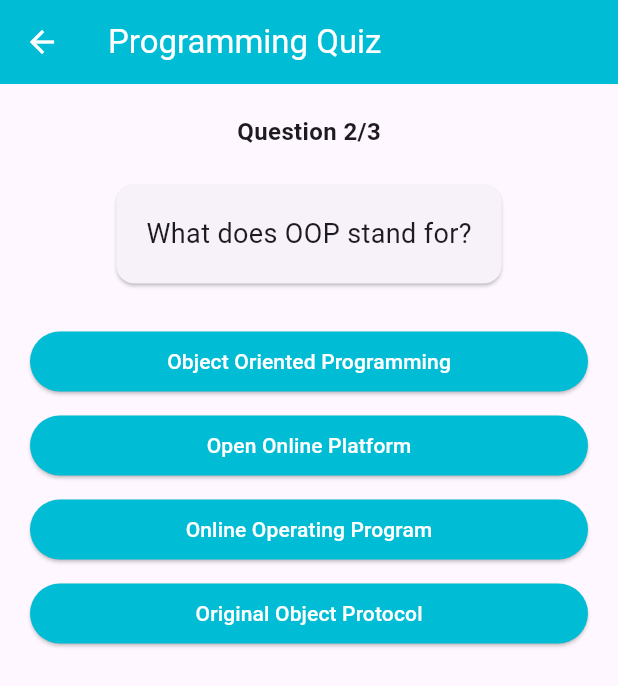
After one commit to Meghpatel2810/flutter_apps, a Flutter app: the ITQuizScreen screen opened directly, after a tap on "Java", after a tap on "Next", on a phone screen of 412 x 824 dp. The commit adds this screen. Shown: the top 686 px of the screen. Run offline on Flutter 3.47's test engine with Material 3 defaults, Android fonts, the phone set to English and light mode, and no system bars; our stand-ins replace flutter_tts.

Commit message:
All apps screen done

```diff
--- /dev/null
+++ b/lib/it_quiz_app/it_quiz_screen.dart
@@ -0,0 +1,120 @@
+// lib/it_quiz_app/it_quiz_screen.dart
+import 'package:flutter/material.dart';
+
+class ITQuizScreen extends StatefulWidget {
+  const ITQuizScreen({super.key});
+
+  @override
+  State<ITQuizScreen> createState() => _ITQuizScreenState();
+}
+
+class _ITQuizScreenState extends State<ITQuizScreen> {
+  int _currentIndex = 0;
+  int _score = 0;
+  bool _showResult = false;
+  String _selectedAnswer = '';
+
+  final List<Map<String, dynamic>> _questions = [
+    {'q': 'Which language is used for web development?', 'options': ['Java', 'JavaScript', 'C++', 'Python'], 'ans': 'JavaScript'},
+    {'q': 'What does OOP stand for?', 'options': ['Object Oriented Programming', 'Open Online Platform', 'Online Operating Program', 'Original Object Protocol'], 'ans': 'Object Oriented Programming'},
+    {'q': 'What does HTML stand for?', 'options': ['HyperText Markup Language', 'Home Tool Markup Language', 'Hyperlinks Text Mark Language', 'High Tech Modern Language'], 'ans': 'HyperText Markup Language'},
+  ];
+
+  void _selectAnswer(String answer) {
+    setState(() {
+      _selectedAnswer = answer;
+      _showResult = true;
+      if (answer == _questions[_currentIndex]['ans']) _score++;
+    });
+  }
+
+  void _nextQuestion() {
+    setState(() {
+      if (_currentIndex < _questions.length - 1) {
+        _currentIndex++;
+        _showResult = false;
+        _selectedAnswer = '';
+      } else {
+        _showFinalScore();
+      }
+    });
+  }
+
+  void _showFinalScore() {
+    showDialog(
+      context: context,
+      builder: (context) => AlertDialog(
+        title: const Text('Quiz Complete'),
+        content: Text('Score: $_score/${_questions.length}'),
+        actions: [
+          TextButton(
+            onPressed: () {
+              Navigator.pop(context);
+              setState(() {
+                _currentIndex = 0;
+                _score = 0;
+                _showResult = false;
+                _selectedAnswer = '';
+              });
+            },
+            child: const Text('Restart'),
+          ),
+        ],
+      ),
+    );
+  }
+
+  @override
+  Widget build(BuildContext context) {
+    final question = _questions[_currentIndex];
+    return Scaffold(
+      appBar: AppBar(
+        title: const Text('Programming Quiz'),
+        backgroundColor: Colors.cyan,
+        foregroundColor: Colors.white,
+      ),
+      body: Padding(
+        padding: const EdgeInsets.all(20),
+        child: Column(
+          children: [
+            Text('Question ${_currentIndex + 1}/${_questions.length}',
+                 style: const TextStyle(fontSize: 16, fontWeight: FontWeight.bold)),
+            const SizedBox(height: 20),
+            Card(
+              child: Padding(
+                padding: const EdgeInsets.all(20),
+                child: Text(question['q'], style: const TextStyle(fontSize: 18)),
+              ),
+            ),
+            const SizedBox(height: 20),
+            ...question['options'].map<Widget>((option) => Padding(
+              padding: const EdgeInsets.symmetric(vertical: 4),
+              child: SizedBox(
+                width: double.infinity,
+                child: ElevatedButton(
+                  onPressed: _showResult ? null : () => _selectAnswer(option),
+                  style: ElevatedButton.styleFrom(
+                    backgroundColor: _showResult
+                      ? (option == question['ans'] ? Colors.green :
+                         option == _selectedAnswer ? Colors.red : Colors.grey)
+                      : Colors.cyan,
+                    foregroundColor: Colors.white,
+                  ),
+                  child: Text(option),
+                ),
+              ),
+            )),
+            if (_showResult) ...[
+              const SizedBox(height: 20),
+              ElevatedButton(
+                onPressed: _nextQuestion,
+                style: ElevatedButton.styleFrom(backgroundColor: Colors.cyan, foregroundColor: Colors.white),
+                child: Text(_currentIndex < _questions.length - 1 ? 'Next' : 'Finish'),
+              ),
+            ],
+          ],
+        ),
+      ),
+    );
+  }
+}
--- a/lib/main.dart
+++ b/lib/main.dart
@@ -9,6 +9,8 @@ import 'package:flutter_apps/image_spelling_match_app/image_spelling_match_scree
 import 'package:flutter_apps/emi_calculator_app/emi_calculator_screen.dart';
 // Import path for the Resume Maker App
 import 'package:flutter_apps/resume_maker_app/resume_maker_screen.dart';
+// Import path for the IT Quiz App
+import 'package:flutter_apps/it_quiz_app/it_quiz_screen.dart';
 
 void main() {
   runApp(const MainApp());
@@ -104,6 +106,16 @@ class HubScreen extends StatelessWidget {
                 Navigator.push(context, MaterialPageRoute(builder: (_) => const ResumeMakerScreen()));
             },
           ),
+          // IT Quiz App
+          _buildAppCard(
+            context,
+            title: 'IT Quiz',
+            icon: Icons.quiz,
+            color: Colors.cyan,
+            onTap: () {
+                Navigator.push(context, MaterialPageRoute(builder: (_) => const ITQuizScreen()));
+            },
+          ),
           ],
         ),
       ),
```
